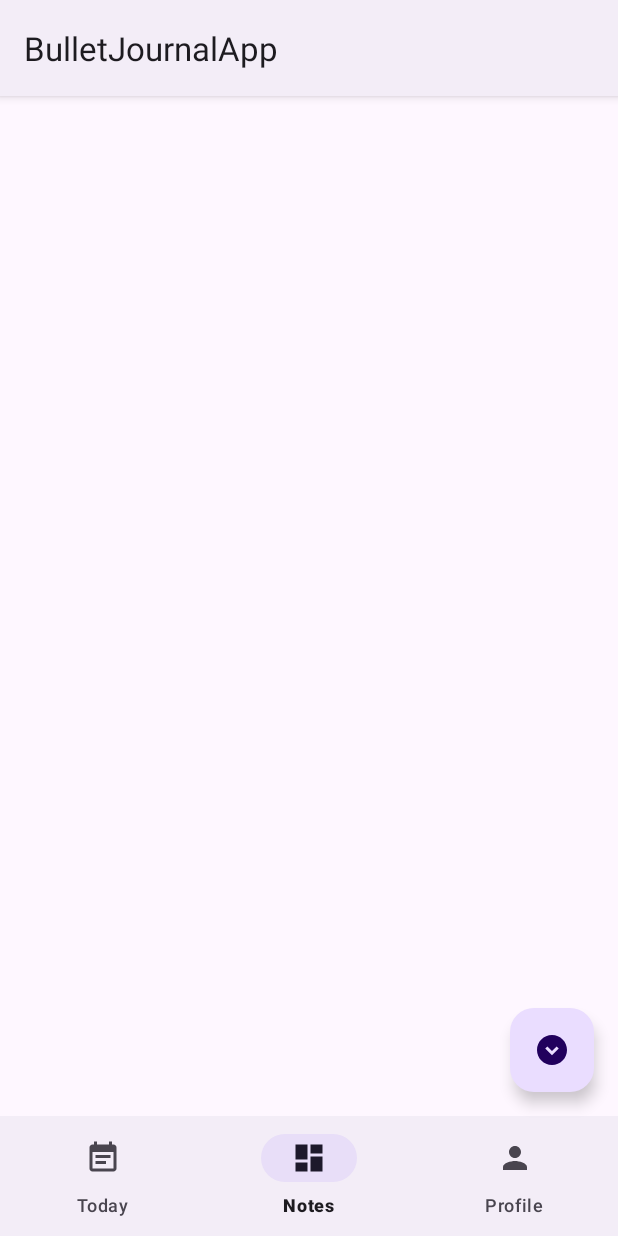
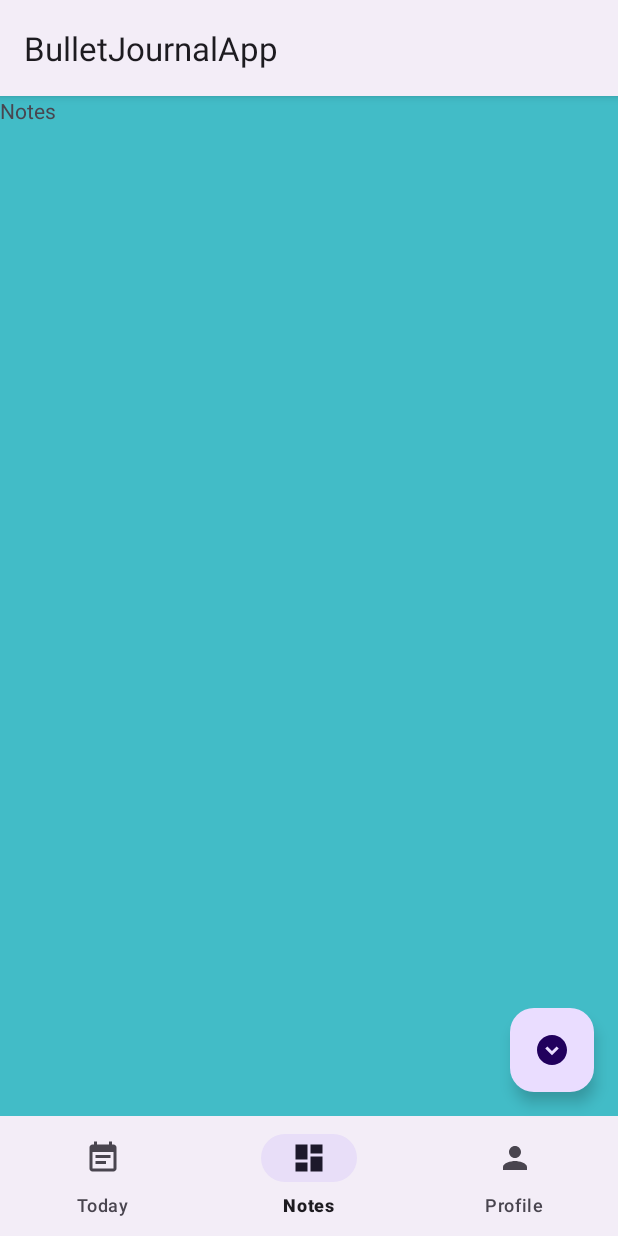
Before and after one commit to riestersamuel/bullet-time, an Android app: the screen it shows after launch (MainActivity), item 2 of the bottom bar chosen, on a phone screen of 412 x 824 dp. Run offline under Robolectric (Android 15) with nearby library versions, the phone set to English and light mode, and no system bars.

Commit message:
Added Fragments for Home, Notes and Profile. Added method for changing fragments in frameLayout in MainActivity

```diff
--- /dev/null
+++ b/app/src/main/java/de/hdmstuttgart/bulletjournalapp/DayFragment.java
@@ -0,0 +1,64 @@
+package de.hdmstuttgart.bulletjournalapp;
+
+import android.os.Bundle;
+
+import androidx.fragment.app.Fragment;
+
+import android.view.LayoutInflater;
+import android.view.View;
+import android.view.ViewGroup;
+
+/**
+ * A simple {@link Fragment} subclass.
+ * Use the {@link DayFragment#newInstance} factory method to
+ * create an instance of this fragment.
+ */
+public class DayFragment extends Fragment {
+
+	// TODO: Rename parameter arguments, choose names that match
+	// the fragment initialization parameters, e.g. ARG_ITEM_NUMBER
+	private static final String ARG_PARAM1 = "param1";
+	private static final String ARG_PARAM2 = "param2";
+
+	// TODO: Rename and change types of parameters
+	private String mParam1;
+	private String mParam2;
+
+	public DayFragment() {
+		// Required empty public constructor
+	}
+
+	/**
+	 * Use this factory method to create a new instance of
+	 * this fragment using the provided parameters.
+	 *
+	 * @param param1 Parameter 1.
+	 * @param param2 Parameter 2.
+	 * @return A new instance of fragment DayFragment.
+	 */
+	// TODO: Rename and change types and number of parameters
+	public static DayFragment newInstance(String param1, String param2) {
+		DayFragment fragment = new DayFragment();
+		Bundle args = new Bundle();
+		args.putString(ARG_PARAM1, param1);
+		args.putString(ARG_PARAM2, param2);
+		fragment.setArguments(args);
+		return fragment;
+	}
+
+	@Override
+	public void onCreate(Bundle savedInstanceState) {
+		super.onCreate(savedInstanceState);
+		if (getArguments() != null) {
+			mParam1 = getArguments().getString(ARG_PARAM1);
+			mParam2 = getArguments().getString(ARG_PARAM2);
+		}
+	}
+
+	@Override
+	public View onCreateView(LayoutInflater inflater, ViewGroup container,
+							 Bundle savedInstanceState) {
+		// Inflate the layout for this fragment
+		return inflater.inflate(R.layout.fragment_day, container, false);
+	}
+}
--- a/app/src/main/java/de/hdmstuttgart/bulletjournalapp/MainActivity.java
+++ b/app/src/main/java/de/hdmstuttgart/bulletjournalapp/MainActivity.java
@@ -4,12 +4,35 @@ import androidx.appcompat.app.AppCompatActivity;
 
 import android.os.Bundle;
 
+import com.google.android.material.bottomnavigation.BottomNavigationItemView;
+import com.google.android.material.bottomnavigation.BottomNavigationView;
+
 public class MainActivity extends AppCompatActivity {
+
+	DayFragment dayFragment = new DayFragment();
+	NotesFragment notesFragment = new NotesFragment();
+	ProfileFragment profileFragment = new ProfileFragment();
 
 	@Override
 	protected void onCreate(Bundle savedInstanceState) {
 		super.onCreate(savedInstanceState);
 		setContentView(R.layout.activity_main);
+		BottomNavigationView bottomNavigationView = findViewById(R.id.bottom_navigation);
+		getSupportFragmentManager().beginTransaction().replace(R.id.fragment_container, dayFragment).commit();
 
+		bottomNavigationView.setOnItemSelectedListener(x->{
+			switch (x.getItemId()){
+				case R.id.today:
+					getSupportFragmentManager().beginTransaction().replace(R.id.fragment_container, dayFragment).commit();
+					break;
+				case R.id.notes:
+					getSupportFragmentManager().beginTransaction().replace(R.id.fragment_container, new NotesFragment()).commit();
+					break;
+				case R.id.profile:
+					getSupportFragmentManager().beginTransaction().replace(R.id.fragment_container, new ProfileFragment()).commit();
+					break;
+			}
+			return true;
+		});
 	}
 }
--- /dev/null
+++ b/app/src/main/java/de/hdmstuttgart/bulletjournalapp/NotesFragment.java
@@ -0,0 +1,64 @@
+package de.hdmstuttgart.bulletjournalapp;
+
+import android.os.Bundle;
+
+import androidx.fragment.app.Fragment;
+
+import android.view.LayoutInflater;
+import android.view.View;
+import android.view.ViewGroup;
+
+/**
+ * A simple {@link Fragment} subclass.
+ * Use the {@link NotesFragment#newInstance} factory method to
+ * create an instance of this fragment.
+ */
+public class NotesFragment extends Fragment {
+
+	// TODO: Rename parameter arguments, choose names that match
+	// the fragment initialization parameters, e.g. ARG_ITEM_NUMBER
+	private static final String ARG_PARAM1 = "param1";
+	private static final String ARG_PARAM2 = "param2";
+
+	// TODO: Rename and change types of parameters
+	private String mParam1;
+	private String mParam2;
+
+	public NotesFragment() {
+		// Required empty public constructor
+	}
+
+	/**
+	 * Use this factory method to create a new instance of
+	 * this fragment using the provided parameters.
+	 *
+	 * @param param1 Parameter 1.
+	 * @param param2 Parameter 2.
+	 * @return A new instance of fragment NotesFragment.
+	 */
+	// TODO: Rename and change types and number of parameters
+	public static NotesFragment newInstance(String param1, String param2) {
+		NotesFragment fragment = new NotesFragment();
+		Bundle args = new Bundle();
+		args.putString(ARG_PARAM1, param1);
+		args.putString(ARG_PARAM2, param2);
+		fragment.setArguments(args);
+		return fragment;
+	}
+
+	@Override
+	public void onCreate(Bundle savedInstanceState) {
+		super.onCreate(savedInstanceState);
+		if (getArguments() != null) {
+			mParam1 = getArguments().getString(ARG_PARAM1);
+			mParam2 = getArguments().getString(ARG_PARAM2);
+		}
+	}
+
+	@Override
+	public View onCreateView(LayoutInflater inflater, ViewGroup container,
+							 Bundle savedInstanceState) {
+		// Inflate the layout for this fragment
+		return inflater.inflate(R.layout.fragment_notes, container, false);
+	}
+}
--- /dev/null
+++ b/app/src/main/java/de/hdmstuttgart/bulletjournalapp/ProfileFragment.java
@@ -0,0 +1,64 @@
+package de.hdmstuttgart.bulletjournalapp;
+
+import android.os.Bundle;
+
+import androidx.fragment.app.Fragment;
+
+import android.view.LayoutInflater;
+import android.view.View;
+import android.view.ViewGroup;
+
+/**
+ * A simple {@link Fragment} subclass.
+ * Use the {@link ProfileFragment#newInstance} factory method to
+ * create an instance of this fragment.
+ */
+public class ProfileFragment extends Fragment {
+
+	// TODO: Rename parameter arguments, choose names that match
+	// the fragment initialization parameters, e.g. ARG_ITEM_NUMBER
+	private static final String ARG_PARAM1 = "param1";
+	private static final String ARG_PARAM2 = "param2";
+
+	// TODO: Rename and change types of parameters
+	private String mParam1;
+	private String mParam2;
+
+	public ProfileFragment() {
+		// Required empty public constructor
+	}
+
+	/**
+	 * Use this factory method to create a new instance of
+	 * this fragment using the provided parameters.
+	 *
+	 * @param param1 Parameter 1.
+	 * @param param2 Parameter 2.
+	 * @return A new instance of fragment ProfileFragment.
+	 */
+	// TODO: Rename and change types and number of parameters
+	public static ProfileFragment newInstance(String param1, String param2) {
+		ProfileFragment fragment = new ProfileFragment();
+		Bundle args = new Bundle();
+		args.putString(ARG_PARAM1, param1);
+		args.putString(ARG_PARAM2, param2);
+		fragment.setArguments(args);
+		return fragment;
+	}
+
+	@Override
+	public void onCreate(Bundle savedInstanceState) {
+		super.onCreate(savedInstanceState);
+		if (getArguments() != null) {
+			mParam1 = getArguments().getString(ARG_PARAM1);
+			mParam2 = getArguments().getString(ARG_PARAM2);
+		}
+	}
+
+	@Override
+	public View onCreateView(LayoutInflater inflater, ViewGroup container,
+							 Bundle savedInstanceState) {
+		// Inflate the layout for this fragment
+		return inflater.inflate(R.layout.fragment_profile, container, false);
+	}
+}
--- a/app/src/main/res/layout/activity_main.xml
+++ b/app/src/main/res/layout/activity_main.xml
@@ -2,9 +2,10 @@
 <androidx.constraintlayout.widget.ConstraintLayout xmlns:android="http://schemas.android.com/apk/res/android"
     xmlns:app="http://schemas.android.com/apk/res-auto"
     xmlns:tools="http://schemas.android.com/tools"
-    android:layout_width="match_parent"
+    android:id="@+id/TabContainer"
     android:layout_height="match_parent"
-    tools:context=".MainActivity">
+    tools:context=".MainActivity" android:layout_width="match_parent">
+
 
     <com.google.android.material.bottomnavigation.BottomNavigationView
         android:id="@+id/bottom_navigation"
@@ -13,9 +14,11 @@
         app:layout_constraintBottom_toBottomOf="parent"
         app:layout_constraintEnd_toEndOf="parent"
         app:menu="@menu/bottom_navigation_menu">
-
     </com.google.android.material.bottomnavigation.BottomNavigationView>
-
+    <FrameLayout
+        android:layout_width="match_parent"
+        android:layout_height="match_parent"
+        android:id="@+id/fragment_container"/>
     <com.google.android.material.floatingactionbutton.FloatingActionButton
         android:id="@+id/floating_action_button"
         android:layout_width="wrap_content"
@@ -25,6 +28,7 @@
         android:clickable="true"
         app:layout_constraintBottom_toTopOf="@+id/bottom_navigation"
         app:layout_constraintEnd_toEndOf="parent"
-        app:srcCompat="@drawable/ic_baseline_expand_circle_down_24" />
+        app:srcCompat="@drawable/ic_baseline_expand_circle_down_24"
+        android:contentDescription="TEST" />
 
 </androidx.constraintlayout.widget.ConstraintLayout>
--- /dev/null
+++ b/app/src/main/res/layout/fragment_notes.xml
@@ -0,0 +1,16 @@
+<?xml version="1.0" encoding="utf-8"?>
+<FrameLayout xmlns:android="http://schemas.android.com/apk/res/android"
+    xmlns:tools="http://schemas.android.com/tools"
+    android:layout_width="match_parent"
+    android:layout_height="match_parent"
+    android:background="#35A7A4"
+    tools:context=".NotesFragment">
+
+    <!-- TODO: Update blank fragment layout -->
+    <TextView
+        android:layout_width="match_parent"
+        android:layout_height="match_parent"
+        android:background="#42BCC7"
+        android:text="@string/notes" />
+
+</FrameLayout>
--- a/app/src/main/res/values/strings.xml
+++ b/app/src/main/res/values/strings.xml
@@ -1,3 +1,7 @@
 <resources>
     <string name="app_name">BulletJournalApp</string>
+    <!-- TODO: Remove or change this placeholder text -->
+    <string name="hello_blank_fragment">Home</string>
+    <string name="notes">Notes</string>
+    <string name="profile">Profile</string>
 </resources>
```
Also changed, not shown: app/src/main/res/layout/fragment_day.xml (added, +16 -0 lines), app/src/main/res/layout/fragment_profile.xml (added, +16 -0 lines).
